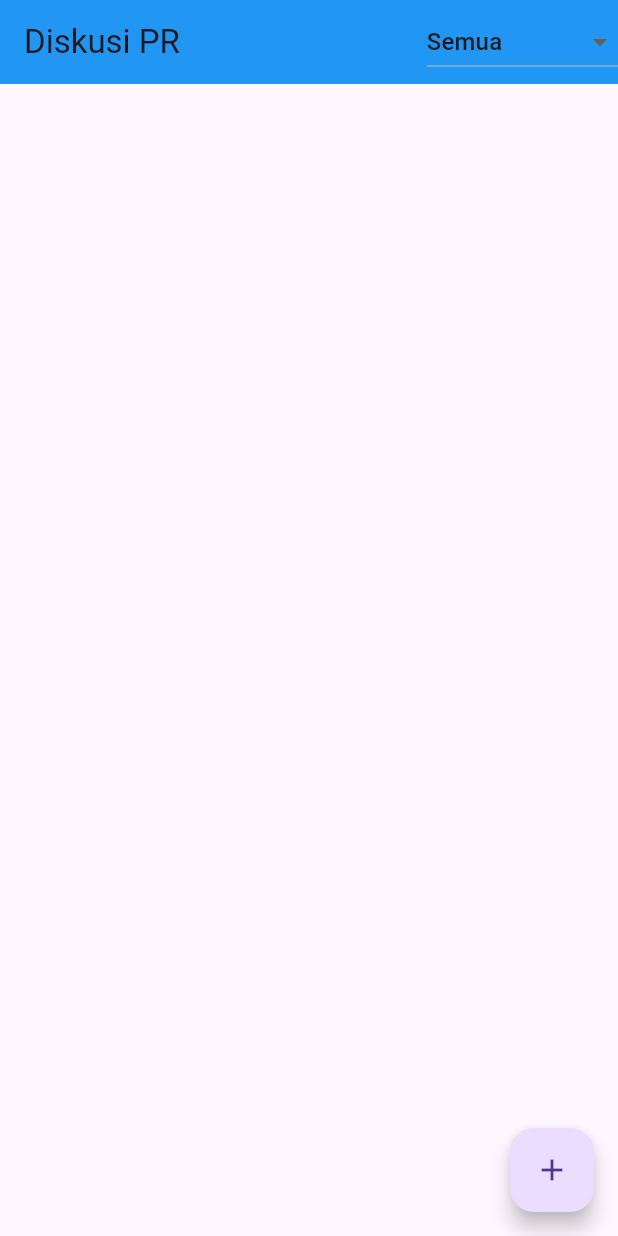
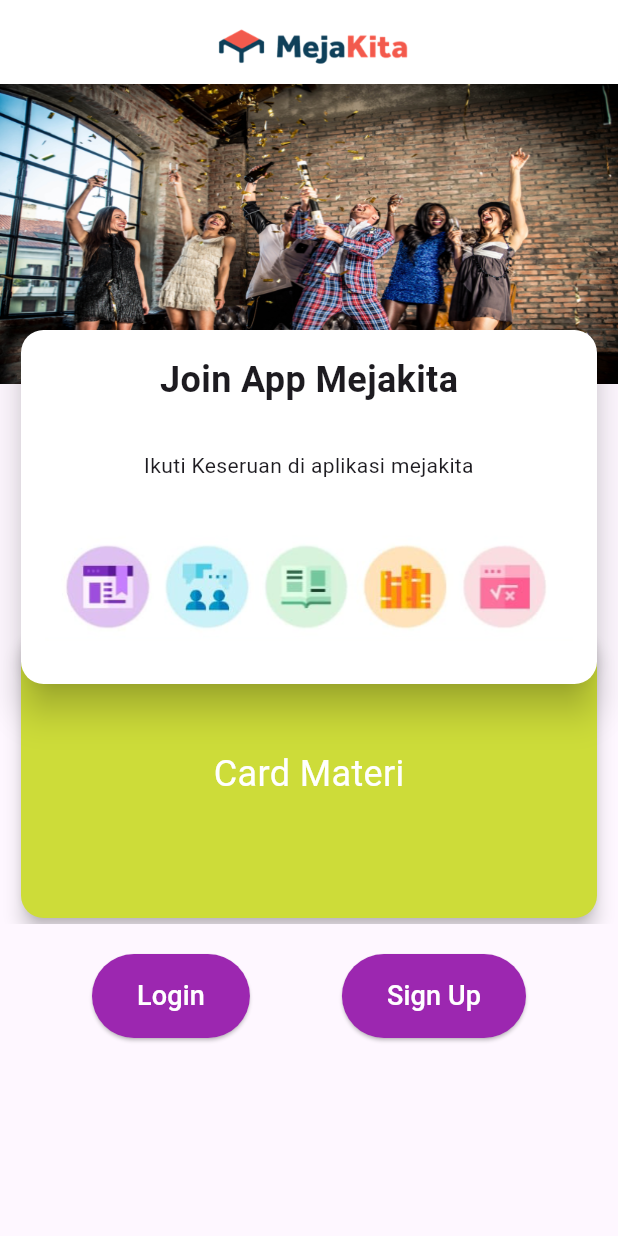
Before and after one commit to soulqge/diskusi_pr, a Flutter app: the screen it shows after launch, on a phone screen of 412 x 824 dp. Run offline on Flutter 3.47's test engine with Material 3 defaults, Android fonts, the phone set to English and light mode, and no system bars; our stand-ins replace hive, hive_flutter, image_picker; accounts and stored records are empty.

Commit message:
menambakan halam dashboard (done) dan yang dalam on progress adalah login sign up home

```diff
--- /dev/null
+++ b/lib/pages/dashboard.dart
@@ -0,0 +1,194 @@
+import 'package:flutter/material.dart';
+
+class Dashboard extends StatefulWidget {
+  const Dashboard({super.key});
+
+  @override
+  State<Dashboard> createState() => _DashboardState();
+}
+
+class _DashboardState extends State<Dashboard> {
+  final PageController _pageController = PageController();
+
+  @override
+  Widget build(BuildContext context) {
+    return Scaffold(
+      appBar: AppBar(
+        backgroundColor: Colors.white,
+        elevation: 0,
+        title: Row(
+          mainAxisAlignment: MainAxisAlignment.center,
+          children: [
+            Image.asset(
+              'images/logos.png',
+              height: 100,
+              fit: BoxFit.fill,
+            ),
+          ],
+        ),
+      ),
+      body: Scrollbar(
+        child: SingleChildScrollView(
+          child: Stack(
+            clipBehavior: Clip.none,
+            children: [
+              Column(
+                children: [
+                  Image.asset(
+                    'images/dashboard1.jpg',
+                    height: 200,
+                    width: double.infinity,
+                    fit: BoxFit.fill,
+                  ),
+                  SizedBox(height: 160), // Ruang untuk Card utama dan jarak ke bawah
+                  SizedBox(
+                    height: 200, // Tinggi card yang bisa di-swipe
+                    child: PageView(
+                      controller: _pageController,
+                      scrollDirection: Axis.horizontal,
+                      children: [
+                        Padding(
+                          padding: const EdgeInsets.symmetric(horizontal: 10.0),
+                          child: Card(
+                            color: Colors.lime,
+                            elevation: 5,
+                            shape: RoundedRectangleBorder(
+                              borderRadius: BorderRadius.circular(15),
+                            ),
+                            child: Center(
+                              child: Text(
+                                'Card Materi',
+                                style: TextStyle(color: Colors.white, fontSize: 24),
+                              ),
+                            ),
+                          ),
+                        ),
+                        Padding(
+                          padding: const EdgeInsets.symmetric(horizontal: 10.0),
+                          child: Card(
+                            color: Colors.lightBlue,
+                            elevation: 5,
+                            shape: RoundedRectangleBorder(
+                              borderRadius: BorderRadius.circular(15),
+                            ),
+                            child: Center(
+                              child: Text(
+                                'Card Materi',
+                                style: TextStyle(color: Colors.white, fontSize: 24),
+                              ),
+                            ),
+                          ),
+                        ),
+                        Padding(
+                          padding: const EdgeInsets.symmetric(horizontal: 10.0),
+                          child: Card(
+                            color: Colors.cyan,
+                            elevation: 5,
+                            shape: RoundedRectangleBorder(
+                              borderRadius: BorderRadius.circular(15),
+                            ),
+                            child: Center(
+                              child: Text(
+                                'Card UTBK',
+                                style: TextStyle(color: Colors.white, fontSize: 24),
+                              ),
+                            ),
+                          ),
+                        ),
+                      ],
+                    ),
+                  ),
+                  SizedBox(height: 20), // Jarak antara PageView dan tombol
+                  Row(
+                    mainAxisAlignment: MainAxisAlignment.spaceEvenly,
+                    children: [
+                      ElevatedButton(
+                        onPressed: () {
+                          // Navigasi ke halaman Login
+                          Navigator.of(context).pushReplacementNamed('/login');
+                        },
+                        style: ElevatedButton.styleFrom(
+                          foregroundColor: Colors.white,
+                          backgroundColor: Colors.purple, // Warna teks putih dengan latar biru
+                          shape: RoundedRectangleBorder(
+                            borderRadius: BorderRadius.circular(30), // Membuat sisi lebih membulat
+                          ),
+                          padding: EdgeInsets.symmetric(horizontal: 30, vertical: 15), // Padding dalam tombol
+                        ),
+                        child: Text(
+                          'Login',
+                          style: TextStyle(fontSize: 18),
+                        ),
+                      ),
+                      ElevatedButton(
+                        onPressed: () {
+                          // Navigasi ke halaman Sign Up
+                          Navigator.of(context).pushReplacementNamed('/signup');
+                        },
+                        style: ElevatedButton.styleFrom(
+                          foregroundColor: Colors.white,
+                          backgroundColor: Colors.purple, // Warna teks putih dengan latar biru
+                          shape: RoundedRectangleBorder(
+                            borderRadius: BorderRadius.circular(30), // Membuat sisi lebih membulat
+                          ),
+                          padding: EdgeInsets.symmetric(horizontal: 30, vertical: 15), // Padding dalam tombol
+                        ),
+                        child: Text(
+                          'Sign Up',
+                          style: TextStyle(fontSize: 18),
+                        ),
+                      ),
+                    ],
+                  ),
+                  SizedBox(height: 400), // Tambahan konten untuk memungkinkan scroll
+                  Text(
+                    'Konten Tambahan untuk Scroll',
+                    style: TextStyle(fontSize: 24),
+                  ),
+                ],
+              ),
+              Positioned(
+                top: 160,
+                left: 10,
+                right: 10,
+                child: Card(
+                  color: Colors.white,
+                  elevation: 10,
+                  shape: RoundedRectangleBorder(
+                    borderRadius: BorderRadius.circular(15),
+                  ),
+                  child: Padding(
+                    padding: const EdgeInsets.all(16.0),
+                    child: Column(
+                      mainAxisSize: MainAxisSize.min,
+                      children: [
+                        Text(
+                          'Join App Mejakita',
+                          style: TextStyle(
+                            fontSize: 24,
+                            fontWeight: FontWeight.bold,
+                          ),
+                        ),
+                        SizedBox(height: 30),
+                        Text(
+                          'Ikuti Keseruan di aplikasi mejakita',
+                          textAlign: TextAlign.center,
+                        ),
+                        SizedBox(height: 20),
+                        Image.asset(
+                          'images/DB2.png',
+                          fit: BoxFit.contain,
+                          height: 100,
+                        ),
+                      ],
+                    ),
+                  ),
+                ),
+              ),
+            ],
+          ),
+        ),
+      ),
+    );
+  }
+}
--- a/lib/pages/home.dart
+++ b/lib/pages/diskusipr.dart
@@ -4,7 +4,7 @@ import 'package:hive_flutter/hive_flutter.dart';
 import 'package:image_picker/image_picker.dart';
 import 'package:path_provider/path_provider.dart';
 import 'package:path/path.dart' as path;
-import 'detail.dart';
+import 'jawaban.dart';
 
 class HomePage extends StatefulWidget {
   const HomePage({Key? key}) : super(key: key);
--- a/pubspec.yaml
+++ b/pubspec.yaml
@@ -63,6 +63,10 @@ flutter:
   # the material Icons class.
   uses-material-design: true
 
+  assets:
+    - images/logos.png
+    - images/dashboard1.jpg
+    - images/DB2.png
   # To add assets to your application, add an assets section, like this:
   # assets:
   #   - images/a_dot_burr.jpeg
```
Also changed, not shown: lib/main.dart (+14 -2 lines), lib/pages/forgot.dart (added, +15 -0 lines), lib/pages/login.dart (added, +43 -0 lines), lib/pages/signup.dart (added, +43 -0 lines), images/DB2.png (added), images/dashboard1.jpg (added), images/logos.png (added), lib/pages/jawaban.dart (renamed from lib/pages/detail.dart), 1 other file.
